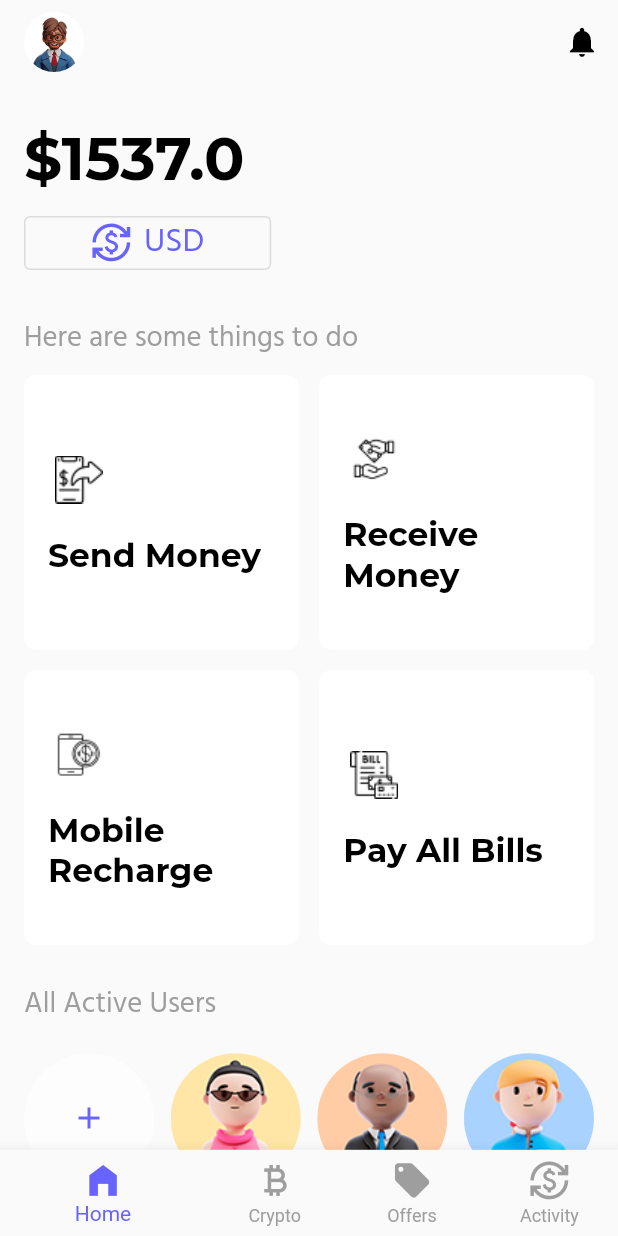
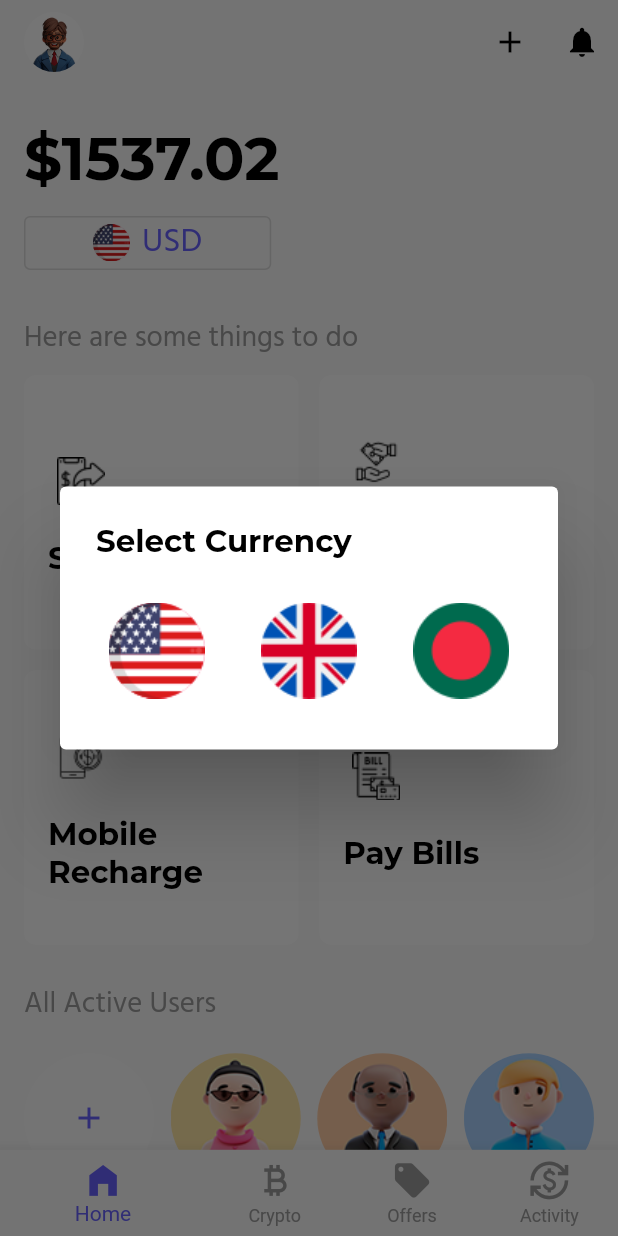
Before and after one commit to ShakibulDeveloper/Mobile-Banking-App, a Flutter app: the HomeScreenState screen opened directly, after a tap on "USD", on a phone screen of 412 x 824 dp. Run offline on Flutter 3.47's test engine with Material 2 defaults, Android fonts, the phone set to English and light mode, and no system bars; our stand-ins replace sizer.

Commit message:
currency convert added

```diff
--- a/lib/models/currency.dart
+++ b/lib/models/currency.dart
@@ -2,8 +2,9 @@ import 'package:flutter/material.dart';
 
 class Currency {
   late int status;
-  late IconData icon;
+  late String icon;
   late String name;
+  late String code;
 
-  Currency({required this.status, required this.icon, required this.name});
+  Currency({required this.status, required this.icon, required this.name, required this.code});
 }
--- a/lib/screens/home.dart
+++ b/lib/screens/home.dart
@@ -28,15 +28,64 @@ class HomeScreenUI extends State<HomeScreenState>{
   int activeCurrency = 0;
 
   List<Users> userList = [
-    Users(profilePic: 'assets/users/user1.png', name: 'Md Shakibul Alam', phoneNumber: '0814657513', balance: 1537.0),
+    Users(profilePic: 'assets/users/user1.png', name: 'Md Shakibul Alam', phoneNumber: '0814657513', balance: 1537.02),
     Users(profilePic: 'assets/users/user2.png', name: 'Charlotte', phoneNumber: '0324846542', balance: 0),
     Users(profilePic: 'assets/users/user3.png', name: 'Jhon Doe', phoneNumber: '04488765443', balance: 0),
     Users(profilePic: 'assets/users/user4.png', name: 'Angelica', phoneNumber: '07988600531', balance: 0),
   ];
 
   List<Currency> currencyList = [
-    Currency(status: 1, icon: Icons.currency_exchange, name: "USD"),
+    Currency(status: 1, icon: 'assets/currency/usd.png', name: "USD", code: "\$"),
+    Currency(status: 1, icon: 'assets/currency/euro.png', name: "EURO", code: "€"),
+    Currency(status: 1, icon: 'assets/currency/bdt.png', name: "BDT", code: "TK "),
   ];
+
+  //=====CURRENCY_CONVERT======
+  String currencyConvert(){
+    if(activeCurrency == 0){
+      return userList[0].balance.toStringAsFixed(2).toString();
+    }
+    else if(activeCurrency == 1){
+      double result = userList[0].balance*0.94;
+      return result.toStringAsFixed(2).toString();
+    }
+    else if(activeCurrency == 2){
+      double result = userList[0].balance*110.24;
+      return result.toStringAsFixed(2).toString();
+    }else{
+      return userList[0].balance.toStringAsFixed(2).toString();
+    }
+  }
+
+  //=====SELECT_CURRENCY_DIALOG======
+  selectCurrencyDialogue(){
+    return showDialog(context: context, builder: (context){
+      return AlertDialog(
+        title: Text('Select Currency', style: Theme.of(context).textTheme.bodyLarge),
+        content: SizedBox(
+          width: 100.w,
+          height: 60.sp,
+          child: GridView.builder(
+            itemCount: currencyList.length,
+            gridDelegate: SliverGridDelegateWithFixedCrossAxisCount(
+              crossAxisCount: 3,
+              crossAxisSpacing: 15.sp,
+            ),
+            itemBuilder: (context, index){
+              return GestureDetector(
+                  onTap: (){
+                    activeCurrency = index;
+                    Navigator.pop(context);
+                    setState(() {});
+                  },
+                  child: Image.asset(currencyList[index].icon)
+              );
+            },
+          ),
+        ),
+      );
+    });
+  }
 
   @override
   Widget build(BuildContext context) {
@@ -44,6 +93,7 @@ class HomeScreenUI extends State<HomeScreenState>{
       appBar: AppBar(
         title: UserProfilePic(profilePic: userList[activeUser].profilePic),
         actions: [
+          IconButton(onPressed: (){}, icon: const Icon(Icons.add)),
           IconButton(onPressed: (){}, icon: const Icon(Icons.notifications)),
         ],
       ),
@@ -54,15 +104,17 @@ class HomeScreenUI extends State<HomeScreenState>{
           child: ListView(
             children: [
               SizedBox(height: 3.h),
-              Text('\$${userList[activeUser].balance.toStringAsFixed(1)}', style: Theme.of(context).textTheme.headlineLarge),
+              Text('${currencyList[activeCurrency].code}${currencyConvert()}', style: Theme.of(context).textTheme.headlineLarge),
               SizedBox(height: 1.h),
               Align(
                 alignment: Alignment.centerLeft,
                 child: SizedBox(
                   width: 40.w,
                   child: OutlinedButton.icon(
-                      onPressed: (){},
-                      icon: Icon(currencyList[activeCurrency].icon, size: 20.sp),
+                      onPressed: (){
+                        selectCurrencyDialogue();
+                      },
+                      icon: Image.asset(currencyList[activeCurrency].icon, width: 18.sp),
                       label: Text(currencyList[activeCurrency].name, style: TextStyle(fontFamily: "hind", fontSize: 16.sp)),
                   ),
                 ),
--- a/lib/styles/text.dart
+++ b/lib/styles/text.dart
@@ -14,7 +14,7 @@ TextTheme headlineTextStyle(){
       fontFamily: primaryFont,
     ),
     bodyLarge: TextStyle(
-      fontSize: 16.sp,
+      fontSize: 15.sp,
       fontWeight: fontBold,
       color: fontColor,
       fontFamily: primaryFont,
--- a/lib/widgets/active_users.dart
+++ b/lib/widgets/active_users.dart
@@ -23,6 +23,7 @@ class ActiveUserGridUI extends State<ActiveUserGrid>{
   @override
   Widget build(BuildContext context) {
     return GridView.builder(
+      physics: const NeverScrollableScrollPhysics(),
       itemCount: widget.userList.length,
       shrinkWrap: true,
       gridDelegate: SliverGridDelegateWithFixedCrossAxisCount(
--- a/lib/widgets/payment_options.dart
+++ b/lib/widgets/payment_options.dart
@@ -17,12 +17,13 @@ class PaymentOptionUI extends State<PaymentOption>{
     PaymentOptions(icon: 'assets/send-money.png', name: 'Send Money'),
     PaymentOptions(icon: 'assets/payment.png', name: 'Receive Money'),
     PaymentOptions(icon: 'assets/phone-banking.png', name: 'Mobile Recharge'),
-    PaymentOptions(icon: 'assets/pay-bill.png', name: 'Pay All Bills'),
+    PaymentOptions(icon: 'assets/pay-bill.png', name: 'Pay Bills'),
   ];
 
   @override
   Widget build(BuildContext context) {
     return GridView.builder(
+      physics: const NeverScrollableScrollPhysics(),
       shrinkWrap: true,
       itemCount: paymentOptions.length,
       gridDelegate: SliverGridDelegateWithFixedCrossAxisCount(
@@ -44,7 +45,7 @@ class PaymentOptionUI extends State<PaymentOption>{
               mainAxisAlignment: MainAxisAlignment.center,
               crossAxisAlignment: CrossAxisAlignment.start,
               children: [
-                Image.asset(paymentOptions[index].icon, height: 30.sp),
+                Image.asset(paymentOptions[index].icon, height: 32.sp),
                 SizedBox(height: 2.h),
                 Text(paymentOptions[index].name, style: Theme.of(context).textTheme.bodyLarge),
               ],
--- a/lib/widgets/recent_activity.dart
+++ b/lib/widgets/recent_activity.dart
@@ -26,6 +26,7 @@ class RecentActivityListUI extends State<RecentActivityList>{
   @override
   Widget build(BuildContext context) {
     return ListView.builder(
+      physics: const NeverScrollableScrollPhysics(),
       shrinkWrap: true,
       scrollDirection: Axis.vertical,
       itemCount: paymentActivities.length,
--- a/pubspec.yaml
+++ b/pubspec.yaml
@@ -64,6 +64,7 @@ flutter:
     - assets/
     - assets/welcome/
     - assets/users/
+    - assets/currency/
 
   # An image asset can refer to one or more resolution-specific "variants", see
   # https://flutter.dev/assets-and-images/#resolution-aware
```
Also changed, not shown: assets/currency/bdt.png (added), assets/currency/euro.png (added), assets/currency/usd.png (added), 1 other file.
